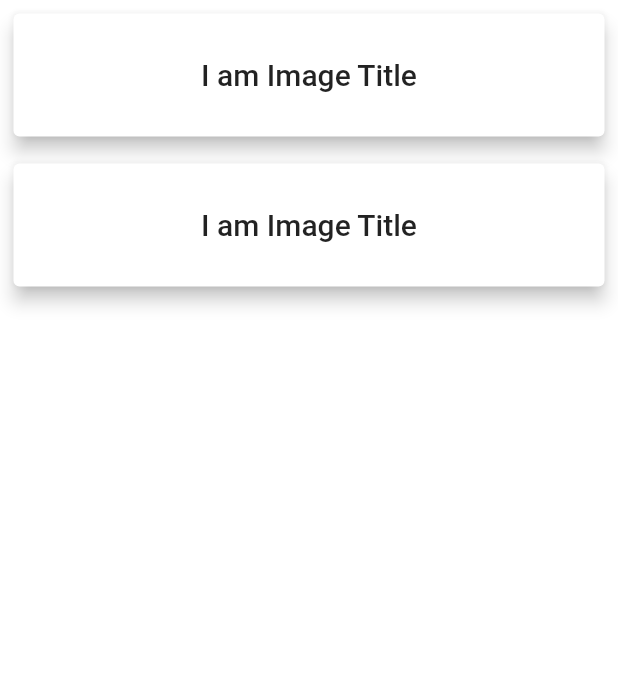
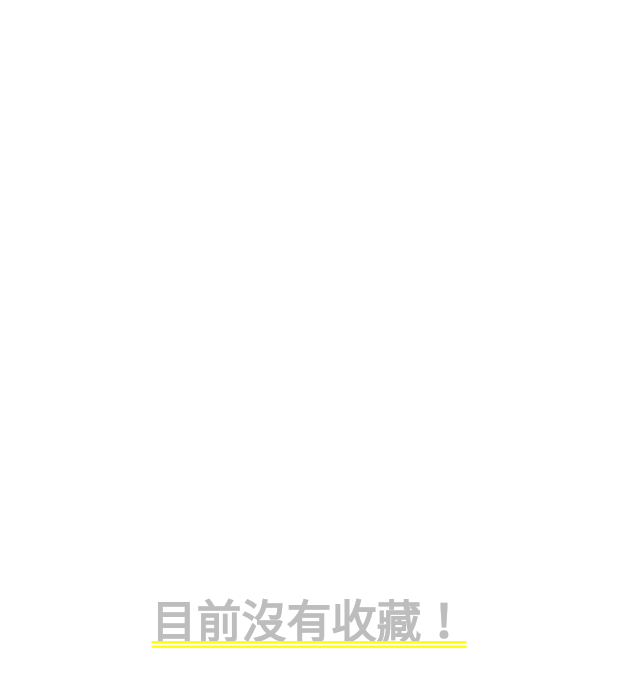
Before and after one commit to yanghaochang104/flutter-apod, a Flutter app: the FavoritePage screen opened directly, on a phone screen of 412 x 824 dp. Shown: the top 687 px of the screen. Run offline on Flutter 3.47's test engine with Material 2 defaults, Android fonts, the phone set to English and light mode, and no system bars; network calls fail.

Commit message:
feat(Day17): add consumer of FavoriteState into FavoritePage

```diff
--- a/lib/Pages/favorite_page.dart
+++ b/lib/Pages/favorite_page.dart
@@ -1,5 +1,9 @@
+import 'package:apod/model/favorite_state.dart';
 import 'package:apod/widgets/astro_picture.dart';
 import 'package:flutter/material.dart';
+import 'package:provider/provider.dart';
+
+import '../model/apod_data.dart';
 
 class FavoritePage extends StatefulWidget {
   const FavoritePage({super.key});
@@ -12,7 +16,12 @@ class _FavoritePageState extends State<FavoritePage> {
   @override
   Widget build(BuildContext context) {
     return Center(
-      child: ListView.builder(
+      child: Consumer<FavoriteState>(
+          // 透過context, 取用上層傳進來的Favorite Provider
+          builder: (context, favoriteState, child) {
+        List<ApodData> list = favoriteState.favoriteList;
+        return list.isNotEmpty
+            ? ListView.builder(
                 itemBuilder: (BuildContext context, int index) {
                   return Container(
                     height: 100,
@@ -21,35 +30,49 @@ class _FavoritePageState extends State<FavoritePage> {
                       height: 100,
                       child: InkWell(
                         onTap: () {
-                  Navigator.push(context, MaterialPageRoute(builder: (context) {
+                          Navigator.push(context,
+                              MaterialPageRoute(builder: (context) {
                             return Scaffold(
                                 appBar: AppBar(
-                          title: const Text('one of the title'),
+                                  title: Text(list[index].date),
                                 ),
-                        body: const AstroPicture(
-                          title: 'title of astro picture',
-                          pictureUrl: '',
-                          desc: 'desc',
-                          note: "don't know what to fill yet",
-                          isFavorite: false,
-                        )); // 要填什麼資料進去呢？？
+                                body: ChangeNotifierProvider.value(
+                                    // 使用.value constructor，沿用目前的favoriteState instance到下一頁
+                                    value:
+                                        favoriteState, // 目前包含在context之中的favoriteState instance
+                                    child:
+                                        AstroPicture(apodData: list[index])));
                           }));
                         },
-                child: const Card(
+                        child: Card(
                             elevation: 5.0,
-                    child: Center(
-                      child: Text(
-                        'I am Image Title',
+                            child: Column(
+                                mainAxisAlignment: MainAxisAlignment.center,
+                                children: [
+                                  Text(list[index].date,
                                       style: TextStyle(
-                            fontSize: 20, fontWeight: FontWeight.w500),
+                                          fontSize: 12,
+                                          color: Colors.grey[400])),
+                                  Text(
+                                    list[index].title,
+                                    style: const TextStyle(
+                                        fontSize: 20,
+                                        fontWeight: FontWeight.w500),
                                   ),
-                    )),
+                                ])),
                       ),
                     ),
                   );
                 },
-        itemCount: 2,
+                itemCount: favoriteState.favoriteList.length,
+              )
+            : Center(
+                child: Text(
+                  '目前沒有收藏！',
+                  style: TextStyle(fontSize: 30, color: Colors.grey[400]),
                 ),
+              );
+      }),
     );
   }
 }
```
Lines whose indentation alone changed are shown as unchanged.
